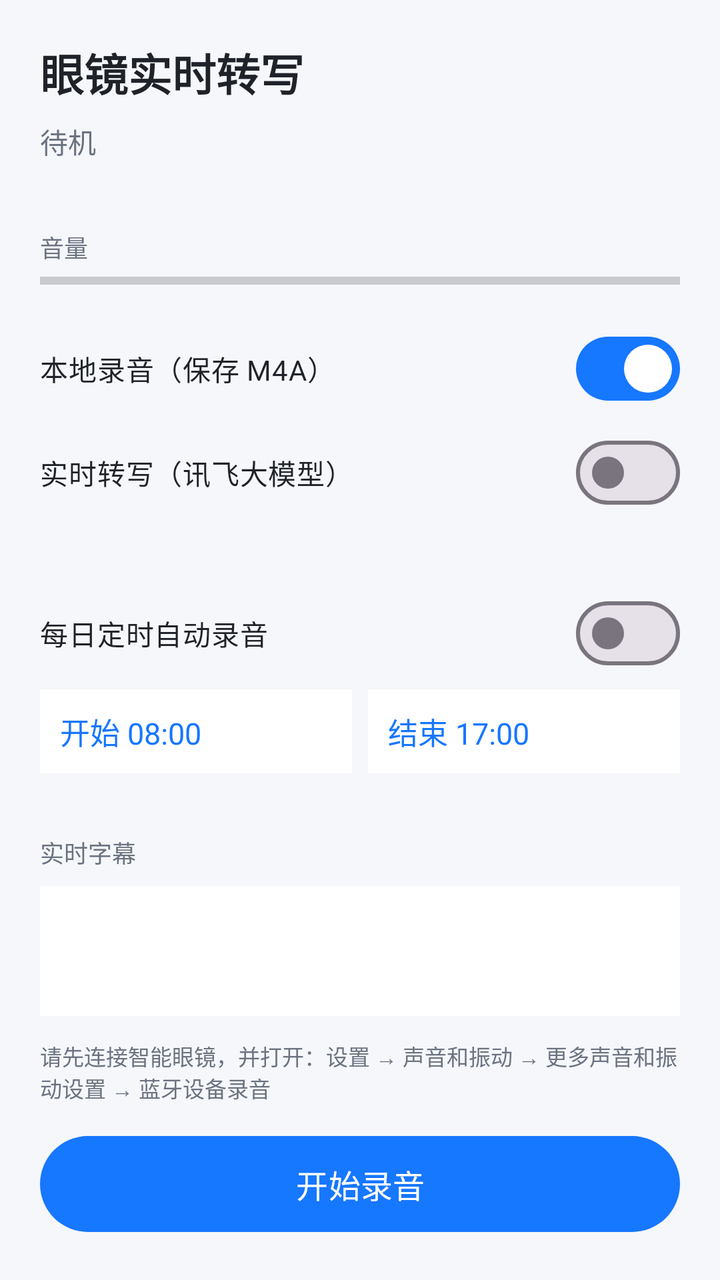
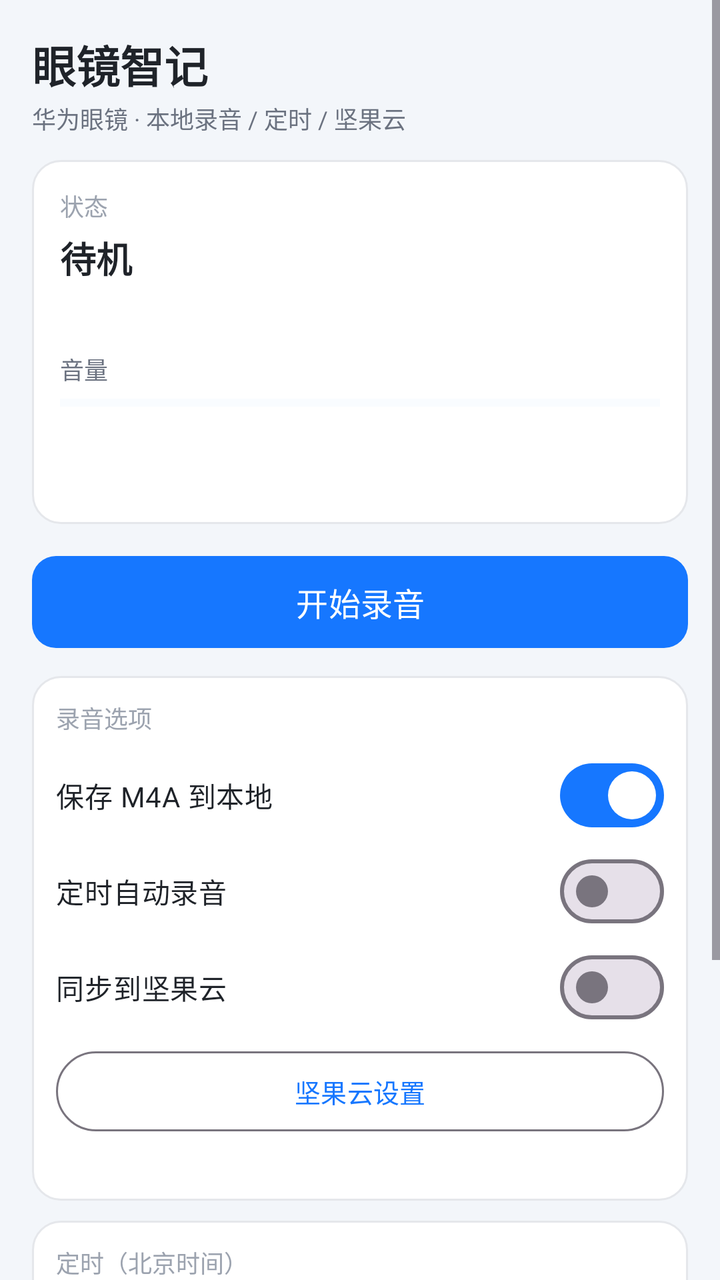

Screens rendered from an Android XML layout before and after an edit, with the pre-edit source and the edit as a unified diff.
<!-- AndroidManifest.xml: application theme Theme.EyewearLiveTranscribe -->
<!-- res/layout/activity_main.xml -->
<?xml version="1.0" encoding="utf-8"?>
<LinearLayout xmlns:android="http://schemas.android.com/apk/res/android"
    android:layout_width="match_parent"
    android:layout_height="match_parent"
    android:background="@color/bg"
    android:orientation="vertical"
    android:padding="20dp">

    <TextView
        android:layout_width="match_parent"
        android:layout_height="wrap_content"
        android:text="@string/app_name"
        android:textColor="@color/text_primary"
        android:textSize="22sp"
        android:textStyle="bold" />

    <TextView
        android:id="@+id/tvStatus"
        android:layout_width="match_parent"
        android:layout_height="wrap_content"
        android:layout_marginTop="8dp"
        android:text="@string/idle"
        android:textColor="@color/text_secondary"
        android:textSize="14sp" />

    <TextView
        android:id="@+id/tvChannel"
        android:layout_width="match_parent"
        android:layout_height="wrap_content"
        android:layout_marginTop="4dp"
        android:textColor="@color/accent"
        android:textSize="13sp" />

    <TextView
        android:layout_width="match_parent"
        android:layout_height="wrap_content"
        android:layout_marginTop="12dp"
        android:text="@string/level"
        android:textColor="@color/text_secondary"
        android:textSize="12sp" />

    <ProgressBar
        android:id="@+id/levelBar"
        style="?android:attr/progressBarStyleHorizontal"
        android:layout_width="match_parent"
        android:layout_height="8dp"
        android:layout_marginTop="4dp"
        android:max="100"
        android:progress="0"
        android:progressTint="@color/accent" />

    <com.google.android.material.materialswitch.MaterialSwitch
        android:id="@+id/switchSaveWav"
        android:layout_width="match_parent"
        android:layout_height="wrap_content"
        android:layout_marginTop="16dp"
        android:checked="true"
        android:text="@string/mode_save_wav"
        android:textColor="@color/text_primary" />

    <com.google.android.material.materialswitch.MaterialSwitch
        android:id="@+id/switchCloud"
        android:layout_width="match_parent"
        android:layout_height="wrap_content"
        android:layout_marginTop="4dp"
        android:text="@string/engine_xfyun"
        android:textColor="@color/text_primary" />

    <TextView
        android:id="@+id/tvEngineHint"
        android:layout_width="match_parent"
        android:layout_height="wrap_content"
        android:layout_marginTop="4dp"
        android:textColor="@color/text_secondary"
        android:textSize="12sp" />

    <com.google.android.material.materialswitch.MaterialSwitch
        android:id="@+id/switchSchedule"
        android:layout_width="match_parent"
        android:layout_height="wrap_content"
        android:layout_marginTop="12dp"
        android:text="@string/schedule_enable"
        android:textColor="@color/text_primary" />

    <LinearLayout
        android:layout_width="match_parent"
        android:layout_height="wrap_content"
        android:layout_marginTop="4dp"
        android:orientation="horizontal">

        <TextView
            android:id="@+id/tvStartTime"
            android:layout_width="0dp"
            android:layout_height="wrap_content"
            android:layout_weight="1"
            android:background="@color/surface"
            android:padding="10dp"
            android:text="开始 08:00"
            android:textColor="@color/accent"
            android:textSize="15sp" />

        <TextView
            android:id="@+id/tvEndTime"
            android:layout_width="0dp"
            android:layout_height="wrap_content"
            android:layout_marginStart="8dp"
            android:layout_weight="1"
            android:background="@color/surface"
            android:padding="10dp"
            android:text="结束 17:00"
            android:textColor="@color/accent"
            android:textSize="15sp" />
    </LinearLayout>

    <TextView
        android:id="@+id/tvScheduleHint"
        android:layout_width="match_parent"
        android:layout_height="wrap_content"
        android:layout_marginTop="4dp"
        android:textColor="@color/text_secondary"
        android:textSize="11sp" />

    <TextView
        android:layout_width="match_parent"
        android:layout_height="wrap_content"
        android:layout_marginTop="12dp"
        android:text="@string/transcript_label"
        android:textColor="@color/text_secondary"
        android:textSize="12sp" />

    <ScrollView
        android:layout_width="match_parent"
        android:layout_height="0dp"
        android:layout_marginTop="8dp"
        android:layout_weight="1"
        android:background="@color/surface"
        android:padding="12dp">

        <TextView
            android:id="@+id/tvTranscript"
            android:layout_width="match_parent"
            android:layout_height="wrap_content"
            android:lineSpacingExtra="4dp"
            android:textColor="@color/text_primary"
            android:textIsSelectable="true"
            android:textSize="16sp" />
    </ScrollView>

    <TextView
        android:layout_width="match_parent"
        android:layout_height="wrap_content"
        android:layout_marginTop="12dp"
        android:text="@string/hint_bt"
        android:textColor="@color/text_secondary"
        android:textSize="11sp" />

    <com.google.android.material.button.MaterialButton
        android:id="@+id/btnToggle"
        android:layout_width="match_parent"
        android:layout_height="56dp"
        android:layout_marginTop="12dp"
        android:text="@string/start"
        android:textSize="16sp" />
</LinearLayout>
<!-- resources referenced by this layout -->
<resources>
  <color name="accent">#1677FF</color>
  <color name="bg">#F5F7FA</color>
  <color name="surface">#FFFFFF</color>
  <color name="text_primary">#1F2329</color>
  <color name="text_secondary">#6B7280</color>
  <string name="app_name">眼镜实时转写</string>
  <string name="engine_xfyun">实时转写（讯飞大模型）</string>
  <string name="hint_bt">请先连接智能眼镜，并打开：设置 → 声音和振动 → 更多声音和振动设置 → 蓝牙设备录音</string>
  <string name="idle">待机</string>
  <string name="level">音量</string>
  <string name="mode_save_wav">本地录音（保存 M4A）</string>
  <string name="schedule_enable">每日定时自动录音</string>
  <string name="start">开始录音</string>
  <string name="transcript_label">实时字幕</string>
  <style name="Theme.EyewearLiveTranscribe" parent="Theme.Material3.Light.NoActionBar">
          <item name="android:windowBackground">@color/bg</item>
          <item name="colorPrimary">@color/accent</item>
          <item name="colorOnPrimary">@android:color/white</item>
          <item name="colorSurface">@color/surface</item>
          <item name="android:statusBarColor">@color/bg</item>
          <item name="android:windowLightStatusBar">true</item>
      </style>
</resources>

<!-- the commit's change to res/layout/activity_main.xml (unified diff, before → after) -->
@@ -1,164 +1,260 @@
 <?xml version="1.0" encoding="utf-8"?>
-<LinearLayout xmlns:android="http://schemas.android.com/apk/res/android"
+<ScrollView xmlns:android="http://schemas.android.com/apk/res/android"
+    xmlns:app="http://schemas.android.com/apk/res-auto"
     android:layout_width="match_parent"
     android:layout_height="match_parent"
     android:background="@color/bg"
-    android:orientation="vertical"
-    android:padding="20dp">
-
-    <TextView
-        android:layout_width="match_parent"
-        android:layout_height="wrap_content"
-        android:text="@string/app_name"
-        android:textColor="@color/text_primary"
-        android:textSize="22sp"
-        android:textStyle="bold" />
-
-    <TextView
-        android:id="@+id/tvStatus"
-        android:layout_width="match_parent"
-        android:layout_height="wrap_content"
-        android:layout_marginTop="8dp"
-        android:text="@string/idle"
-        android:textColor="@color/text_secondary"
-        android:textSize="14sp" />
-
-    <TextView
-        android:id="@+id/tvChannel"
-        android:layout_width="match_parent"
-        android:layout_height="wrap_content"
-        android:layout_marginTop="4dp"
-        android:textColor="@color/accent"
-        android:textSize="13sp" />
-
-    <TextView
-        android:layout_width="match_parent"
-        android:layout_height="wrap_content"
-        android:layout_marginTop="12dp"
-        android:text="@string/level"
-        android:textColor="@color/text_secondary"
-        android:textSize="12sp" />
-
-    <ProgressBar
-        android:id="@+id/levelBar"
-        style="?android:attr/progressBarStyleHorizontal"
-        android:layout_width="match_parent"
-        android:layout_height="8dp"
-        android:layout_marginTop="4dp"
-        android:max="100"
-        android:progress="0"
-        android:progressTint="@color/accent" />
-
-    <com.google.android.material.materialswitch.MaterialSwitch
-        android:id="@+id/switchSaveWav"
-        android:layout_width="match_parent"
-        android:layout_height="wrap_content"
-        android:layout_marginTop="16dp"
-        android:checked="true"
-        android:text="@string/mode_save_wav"
-        android:textColor="@color/text_primary" />
-
-    <com.google.android.material.materialswitch.MaterialSwitch
-        android:id="@+id/switchCloud"
-        android:layout_width="match_parent"
-        android:layout_height="wrap_content"
-        android:layout_marginTop="4dp"
-        android:text="@string/engine_xfyun"
-        android:textColor="@color/text_primary" />
-
-    <TextView
-        android:id="@+id/tvEngineHint"
-        android:layout_width="match_parent"
-        android:layout_height="wrap_content"
-        android:layout_marginTop="4dp"
-        android:textColor="@color/text_secondary"
-        android:textSize="12sp" />
-
-    <com.google.android.material.materialswitch.MaterialSwitch
-        android:id="@+id/switchSchedule"
-        android:layout_width="match_parent"
-        android:layout_height="wrap_content"
-        android:layout_marginTop="12dp"
-        android:text="@string/schedule_enable"
-        android:textColor="@color/text_primary" />
+    android:fillViewport="true">
 
     <LinearLayout
         android:layout_width="match_parent"
         android:layout_height="wrap_content"
-        android:layout_marginTop="4dp"
-        android:orientation="horizontal">
+        android:orientation="vertical"
+        android:padding="16dp"
+        android:paddingBottom="28dp">
 
         <TextView
-            android:id="@+id/tvStartTime"
-            android:layout_width="0dp"
-            android:layout_height="wrap_content"
-            android:layout_weight="1"
-            android:background="@color/surface"
-            android:padding="10dp"
-            android:text="开始 08:00"
-            android:textColor="@color/accent"
-            android:textSize="15sp" />
+            android:layout_width="match_parent"
+            android:layout_height="wrap_content"
+            android:text="@string/app_name"
+            android:textColor="@color/text_primary"
+            android:textSize="22sp"
+            android:textStyle="bold" />
 
         <TextView
-            android:id="@+id/tvEndTime"
-            android:layout_width="0dp"
-            android:layout_height="wrap_content"
-            android:layout_marginStart="8dp"
-            android:layout_weight="1"
-            android:background="@color/surface"
-            android:padding="10dp"
-            android:text="结束 17:00"
-            android:textColor="@color/accent"
-            android:textSize="15sp" />
+            android:layout_width="match_parent"
+            android:layout_height="wrap_content"
+            android:layout_marginTop="2dp"
+            android:text="华为眼镜 · 本地录音 / 定时 / 坚果云"
+            android:textColor="@color/text_secondary"
+            android:textSize="12sp" />
+
+        <LinearLayout
+            android:layout_width="match_parent"
+            android:layout_height="wrap_content"
+            android:layout_marginTop="12dp"
+            android:background="@drawable/bg_card"
+            android:orientation="vertical"
+            android:padding="14dp">
+
+            <TextView
+                android:layout_width="match_parent"
+                android:layout_height="wrap_content"
+                android:text="状态"
+                android:textColor="@color/text_hint"
+                android:textSize="12sp" />
+
+            <TextView
+                android:id="@+id/tvStatus"
+                android:layout_width="match_parent"
+                android:layout_height="wrap_content"
+                android:layout_marginTop="4dp"
+                android:text="@string/idle"
+                android:textColor="@color/text_primary"
+                android:textSize="18sp"
+                android:textStyle="bold" />
+
+            <TextView
+                android:id="@+id/tvChannel"
+                android:layout_width="match_parent"
+                android:layout_height="wrap_content"
+                android:layout_marginTop="6dp"
+                android:textColor="@color/accent"
+                android:textSize="13sp" />
+
+            <TextView
+                android:layout_width="match_parent"
+                android:layout_height="wrap_content"
+                android:layout_marginTop="10dp"
+                android:text="@string/level"
+                android:textColor="@color/text_secondary"
+                android:textSize="12sp" />
+
+            <ProgressBar
+                android:id="@+id/levelBar"
+                style="?android:attr/progressBarStyleHorizontal"
+                android:layout_width="match_parent"
+                android:layout_height="8dp"
+                android:layout_marginTop="4dp"
+                android:max="100"
+                android:progress="0"
+                android:progressTint="@color/accent"
+                android:progressBackgroundTint="@color/accent_dim" />
+
+            <TextView
+                android:id="@+id/tvEngineHint"
+                android:layout_width="match_parent"
+                android:layout_height="wrap_content"
+                android:layout_marginTop="8dp"
+                android:textColor="@color/text_secondary"
+                android:textSize="12sp" />
+
+            <TextView
+                android:id="@+id/tvSync"
+                android:layout_width="match_parent"
+                android:layout_height="wrap_content"
+                android:layout_marginTop="2dp"
+                android:textColor="@color/ok"
+                android:textSize="12sp" />
+        </LinearLayout>
+
+        <com.google.android.material.button.MaterialButton
+            android:id="@+id/btnToggle"
+            android:layout_width="match_parent"
+            android:layout_height="54dp"
+            android:layout_marginTop="12dp"
+            android:text="@string/start"
+            android:textSize="16sp"
+            app:cornerRadius="12dp" />
+
+        <LinearLayout
+            android:layout_width="match_parent"
+            android:layout_height="wrap_content"
+            android:layout_marginTop="10dp"
+            android:background="@drawable/bg_card"
+            android:orientation="vertical"
+            android:padding="12dp">
+
+            <TextView
+                android:layout_width="match_parent"
+                android:layout_height="wrap_content"
+                android:text="录音选项"
+                android:textColor="@color/text_hint"
+                android:textSize="12sp" />
+
+            <com.google.android.material.materialswitch.MaterialSwitch
+                android:id="@+id/switchSaveWav"
+                android:layout_width="match_parent"
+                android:layout_height="wrap_content"
+                android:layout_marginTop="6dp"
+                android:checked="true"
+                android:text="@string/mode_save_wav"
+                android:textColor="@color/text_primary"
+                android:textSize="14sp" />
+
+            <com.google.android.material.materialswitch.MaterialSwitch
+                android:id="@+id/switchSchedule"
+                android:layout_width="match_parent"
+                android:layout_height="wrap_content"
+                android:text="@string/schedule_enable"
+                android:textColor="@color/text_primary"
+                android:textSize="14sp" />
+
+            <com.google.android.material.materialswitch.MaterialSwitch
+                android:id="@+id/switchNutstore"
+                android:layout_width="match_parent"
+                android:layout_height="wrap_content"
+                android:text="@string/nutstore_enable"
+                android:textColor="@color/text_primary"
+                android:textSize="14sp" />
+
+            <com.google.android.material.button.MaterialButton
+                android:id="@+id/btnNutstoreSettings"
+                style="@style/Widget.Material3.Button.OutlinedButton"
+                android:layout_width="match_parent"
+                android:layout_height="wrap_content"
+                android:layout_marginTop="4dp"
+                android:text="@string/nutstore_settings"
+                android:textSize="13sp" />
+
+            <TextView
+                android:id="@+id/tvNutstoreHint"
+                android:layout_width="match_parent"
+                android:layout_height="wrap_content"
+                android:layout_marginTop="4dp"
+                android:textColor="@color/text_secondary"
+                android:textSize="11sp" />
+        </LinearLayout>
+
+        <LinearLayout
+            android:layout_width="match_parent"
+            android:layout_height="wrap_content"
+            android:layout_marginTop="10dp"
+            android:background="@drawable/bg_card"
+            android:orientation="vertical"
+            android:padding="12dp">
+
+            <TextView
+                android:layout_width="match_parent"
+                android:layout_height="wrap_content"
+                android:text="@string/schedule_label"
+                android:textColor="@color/text_hint"
+                android:textSize="12sp" />
+
+            <LinearLayout
+                android:id="@+id/rowDays"
+                android:layout_width="match_parent"
+                android:layout_height="wrap_content"
+                android:layout_marginTop="8dp"
+                android:orientation="horizontal" />
+
+            <LinearLayout
+                android:layout_width="match_parent"
+                android:layout_height="wrap_content"
+                android:layout_marginTop="8dp"
+                android:orientation="horizontal">
+
+                <TextView
+                    android:id="@+id/tvStartTime"
+                    android:layout_width="0dp"
+                    android:layout_height="wrap_content"
+                    android:layout_weight="1"
+                    android:background="@drawable/bg_chip"
+                    android:gravity="center"
+                    android:padding="10dp"
+                    android:text="开始 08:00"
+                    android:textColor="@color/accent"
+                    android:textSize="14sp"
+                    android:textStyle="bold" />
+
+                <TextView
+                    android:id="@+id/tvEndTime"
+                    android:layout_width="0dp"
+                    android:layout_height="wrap_content"
+                    android:layout_marginStart="8dp"
+                    android:layout_weight="1"
+                    android:background="@drawable/bg_chip"
+                    android:gravity="center"
+                    android:padding="10dp"
+                    android:text="结束 17:00"
+                    android:textColor="@color/accent"
+                    android:textSize="14sp"
+                    android:textStyle="bold" />
+            </LinearLayout>
+
+            <TextView
+                android:id="@+id/tvScheduleHint"
+                android:layout_width="match_parent"
+                android:layout_height="wrap_content"
+                android:layout_marginTop="6dp"
+                android:textColor="@color/text_secondary"
+                android:textSize="11sp" />
+        </LinearLayout>
+
+        <LinearLayout
+            android:layout_width="match_parent"
+            android:layout_height="wrap_content"
+            android:layout_marginTop="10dp"
+            android:background="@drawable/bg_card"
+            android:orientation="horizontal"
+            android:padding="4dp">
+
+            <com.google.android.material.button.MaterialButton
+                android:id="@+id/btnOpenLog"
+                style="@style/Widget.Material3.Button.TextButton"
+                android:layout_width="0dp"
+                android:layout_height="wrap_content"
+                android:layout_weight="1"
+                android:text="录音日志 →"
+                android:textSize="14sp" />
+        </LinearLayout>
+
+        <TextView
+            android:layout_width="match_parent"
+            android:layout_height="wrap_content"
+            android:layout_marginTop="10dp"
+            android:text="@string/hint_bt"
+            android:textColor="@color/text_hint"
+            android:textSize="11sp" />
     </LinearLayout>
-
-    <TextView
-        android:id="@+id/tvScheduleHint"
-        android:layout_width="match_parent"
-        android:layout_height="wrap_content"
-        android:layout_marginTop="4dp"
-        android:textColor="@color/text_secondary"
-        android:textSize="11sp" />
-
-    <TextView
-        android:layout_width="match_parent"
-        android:layout_height="wrap_content"
-        android:layout_marginTop="12dp"
-        android:text="@string/transcript_label"
-        android:textColor="@color/text_secondary"
-        android:textSize="12sp" />
-
-    <ScrollView
-        android:layout_width="match_parent"
-        android:layout_height="0dp"
-        android:layout_marginTop="8dp"
-        android:layout_weight="1"
-        android:background="@color/surface"
-        android:padding="12dp">
-
-        <TextView
-            android:id="@+id/tvTranscript"
-            android:layout_width="match_parent"
-            android:layout_height="wrap_content"
-            android:lineSpacingExtra="4dp"
-            android:textColor="@color/text_primary"
-            android:textIsSelectable="true"
-            android:textSize="16sp" />
-    </ScrollView>
-
-    <TextView
-        android:layout_width="match_parent"
-        android:layout_height="wrap_content"
-        android:layout_marginTop="12dp"
-        android:text="@string/hint_bt"
-        android:textColor="@color/text_secondary"
-        android:textSize="11sp" />
-
-    <com.google.android.material.button.MaterialButton
-        android:id="@+id/btnToggle"
-        android:layout_width="match_parent"
-        android:layout_height="56dp"
-        android:layout_marginTop="12dp"
-        android:text="@string/start"
-        android:textSize="16sp" />
-</LinearLayout>
+</ScrollView>
<!-- resource entries referenced after the edit -->
@@ -1,19 +1,35 @@
 <!-- resources referenced by this layout -->
 <resources>
   <color name="accent">#1677FF</color>
-  <color name="bg">#F5F7FA</color>
-  <color name="surface">#FFFFFF</color>
+  <color name="accent_dim">#E8F3FF</color>
+  <color name="bg">#F3F6FA</color>
+  <color name="ok">#0F9D58</color>
+  <color name="text_hint">#9CA3AF</color>
   <color name="text_primary">#1F2329</color>
   <color name="text_secondary">#6B7280</color>
-  <string name="app_name">眼镜实时转写</string>
-  <string name="engine_xfyun">实时转写（讯飞大模型）</string>
-  <string name="hint_bt">请先连接智能眼镜，并打开：设置 → 声音和振动 → 更多声音和振动设置 → 蓝牙设备录音</string>
+  <!-- drawable bg_card (drawable) -->
+  <?xml version="1.0" encoding="utf-8"?>
+  <shape xmlns:android="http://schemas.android.com/apk/res/android" android:shape="rectangle">
+      <solid android:color="@color/surface" />
+      <corners android:radius="14dp" />
+      <stroke android:width="1dp" android:color="@color/border" />
+  </shape>
+  <!-- drawable bg_chip (drawable) -->
+  <?xml version="1.0" encoding="utf-8"?>
+  <shape xmlns:android="http://schemas.android.com/apk/res/android" android:shape="rectangle">
+      <solid android:color="@color/chip_bg" />
+      <corners android:radius="8dp" />
+  </shape>
+  <string name="app_name">眼镜智记</string>
+  <string name="hint_bt">使用前：连接智能眼镜，并打开 设置 → 声音和振动 → 蓝牙设备录音</string>
   <string name="idle">待机</string>
   <string name="level">音量</string>
-  <string name="mode_save_wav">本地录音（保存 M4A）</string>
-  <string name="schedule_enable">每日定时自动录音</string>
+  <string name="mode_save_wav">保存 M4A 到本地</string>
+  <string name="nutstore_enable">同步到坚果云</string>
+  <string name="nutstore_settings">坚果云设置</string>
+  <string name="schedule_enable">定时自动录音</string>
+  <string name="schedule_label">定时（北京时间）</string>
   <string name="start">开始录音</string>
-  <string name="transcript_label">实时字幕</string>
   <style name="Theme.EyewearLiveTranscribe" parent="Theme.Material3.Light.NoActionBar">
           <item name="android:windowBackground">@color/bg</item>
           <item name="colorPrimary">@color/accent</item>
@@ -22,5 +38,8 @@
           <item name="android:statusBarColor">@color/bg</item>
           <item name="android:windowLightStatusBar">true</item>
       </style>
+  <color name="surface">#FFFFFF</color>
+  <color name="border">#E5E7EB</color>
+  <color name="chip_bg">#EEF2F7</color>
 </resources>
 
